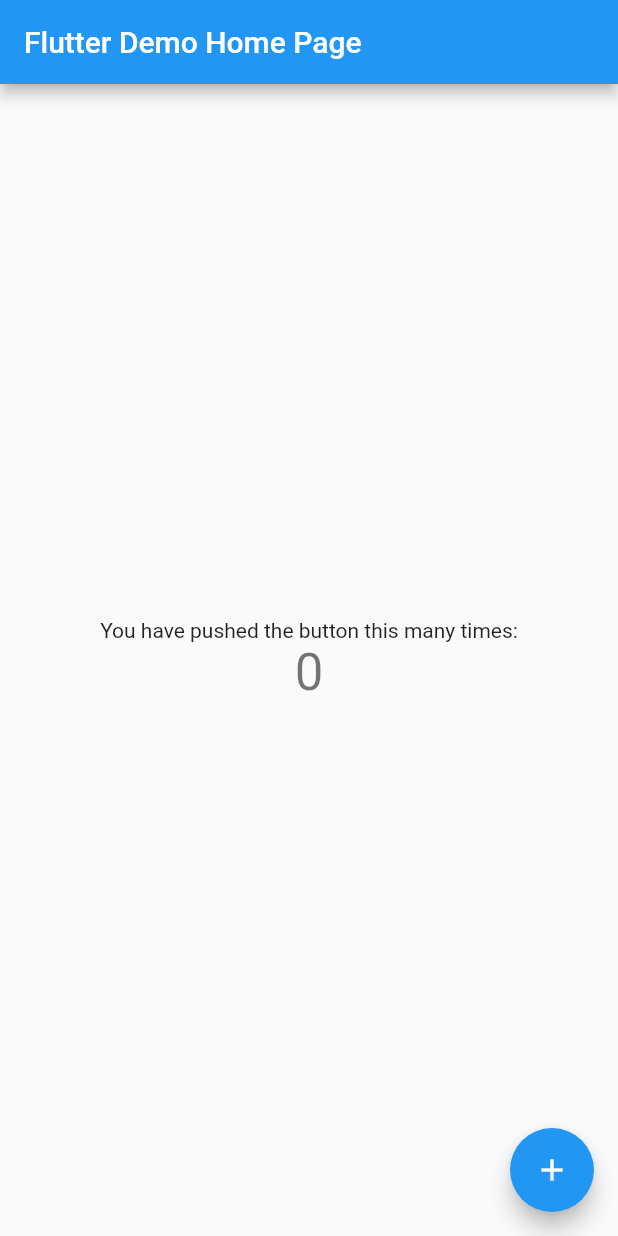
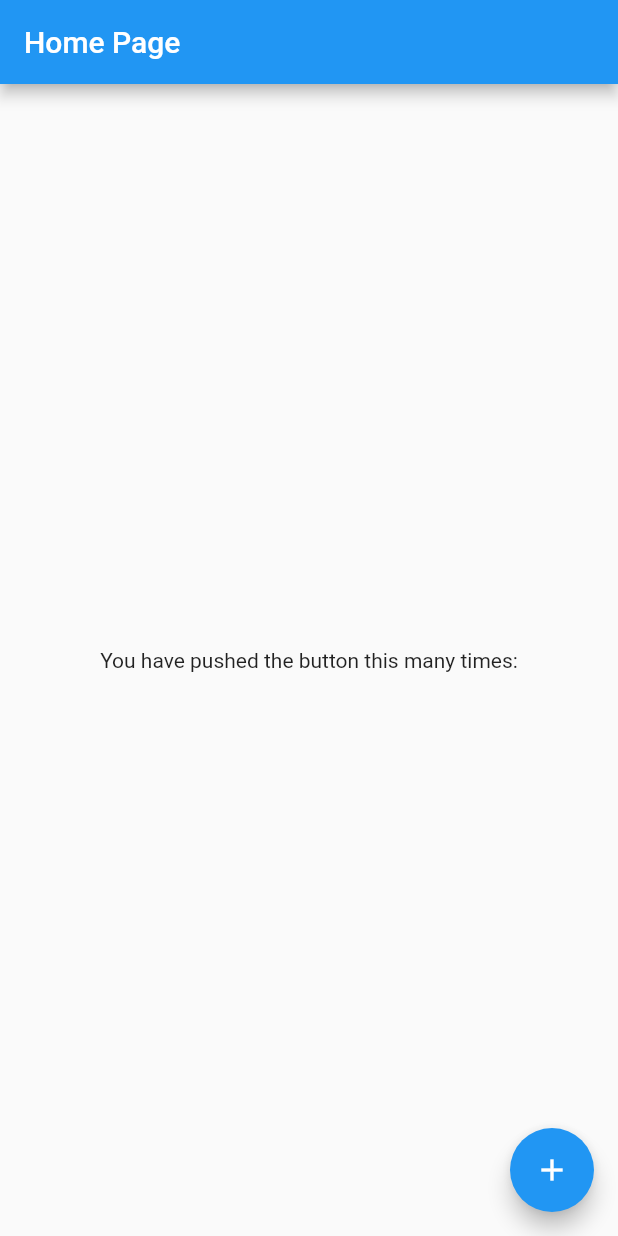
Before and after one commit to pureweather/PureWeather, a Flutter app: the screen it shows after launch, on a phone screen of 412 x 824 dp. Run offline on Flutter 3.47's test engine with Material 2 defaults, Android fonts, the phone set to English and light mode, and no system bars.

```diff
--- /dev/null
+++ b/lib/home/home_page.dart
@@ -0,0 +1,55 @@
+import 'package:PureWeather/generated/l10n.dart';
+import 'package:flutter/material.dart';
+import 'package:intl/intl.dart';
+
+class HomePage extends StatefulWidget {
+  HomePage({Key key}) : super(key: key);
+
+  @override
+  _HomePageState createState() => _HomePageState();
+}
+
+class _HomePageState extends State<HomePage> {
+  @override
+  Widget build(BuildContext context) {
+    return  Scaffold(
+      appBar: AppBar(
+        // Here we take the value from the MyHomePage object that was created by
+        // the App.build method, and use it to set our appbar title.
+        title: Text(S.of(context).homePage),
+      ),
+      body: Center(
+        // Center is a layout widget. It takes a single child and positions it
+        // in the middle of the parent.
+        child: Column(
+          // Column is also a layout widget. It takes a list of children and
+          // arranges them vertically. By default, it sizes itself to fit its
+          // children horizontally, and tries to be as tall as its parent.
+          //
+          // Invoke "debug painting" (press "p" in the console, choose the
+          // "Toggle Debug Paint" action from the Flutter Inspector in Android
+          // Studio, or the "Toggle Debug Paint" command in Visual Studio Code)
+          // to see the wireframe for each widget.
+          //
+          // Column has various properties to control how it sizes itself and
+          // how it positions its children. Here we use mainAxisAlignment to
+          // center the children vertically; the main axis here is the vertical
+          // axis because Columns are vertical (the cross axis would be
+          // horizontal).
+          mainAxisAlignment: MainAxisAlignment.center,
+          children: <Widget>[
+            Text(
+              'You have pushed the button this many times:',
+            ),
+
+          ],
+        ),
+      ),
+      floatingActionButton: FloatingActionButton(
+
+        tooltip: 'Increment',
+        child: Icon(Icons.add),
+      ), // This trailing comma makes auto-formatting nicer for build methods.
+    );
+  }
+}
--- /dev/null
+++ b/lib/l10n/intl_en.arb
@@ -0,0 +1,4 @@
+{
+  "appName":"Pure Weather",
+  "homePage":"Home Page"
+}
--- a/lib/main.dart
+++ b/lib/main.dart
@@ -1,10 +1,17 @@
+import 'package:PureWeather/generated/l10n.dart';
+import 'package:PureWeather/home/home_page.dart';
 import 'package:flutter/material.dart';
+import 'package:flutter_localizations/flutter_localizations.dart';
+import 'package:intl/intl.dart';
 
 void main() {
+  Intl.defaultLocale = 'en';
+
   runApp(MyApp());
 }
 
 class MyApp extends StatelessWidget {
+
   // This widget is the root of your application.
   @override
   Widget build(BuildContext context) {
@@ -26,7 +33,17 @@ class MyApp extends StatelessWidget {
         // closer together (more dense) than on mobile platforms.
         visualDensity: VisualDensity.adaptivePlatformDensity,
       ),
-      home: MyHomePage(title: 'Flutter Demo Home Page'),
+      home: HomePage(),
+      localizationsDelegates: const [
+        S.delegate,
+        GlobalMaterialLocalizations.delegate,
+        GlobalCupertinoLocalizations.delegate,
+        GlobalWidgetsLocalizations.delegate
+      ],
+      supportedLocales: [
+        const Locale('en', 'US'),
+        const Locale('zh', 'CN'),
+      ],
     );
   }
 }
--- a/pubspec.yaml
+++ b/pubspec.yaml
@@ -22,6 +22,9 @@ environment:
 
 dependencies:
   flutter:
+    sdk: flutter
+  intl: ^0.16.1
+  flutter_localizations:
     sdk: flutter
 
 
@@ -74,3 +77,5 @@ flutter:
   #
   # For details regarding fonts from package dependencies,
   # see https://flutter.dev/custom-fonts/#from-packages
+flutter_intl:
+  enabled: true
```
Also changed, not shown: lib/splash/SplashScreen.dart (added, +36 -0 lines), lib/generated/intl/messages_all.dart (added), lib/generated/intl/messages_en.dart (added), lib/generated/l10n.dart (added).
